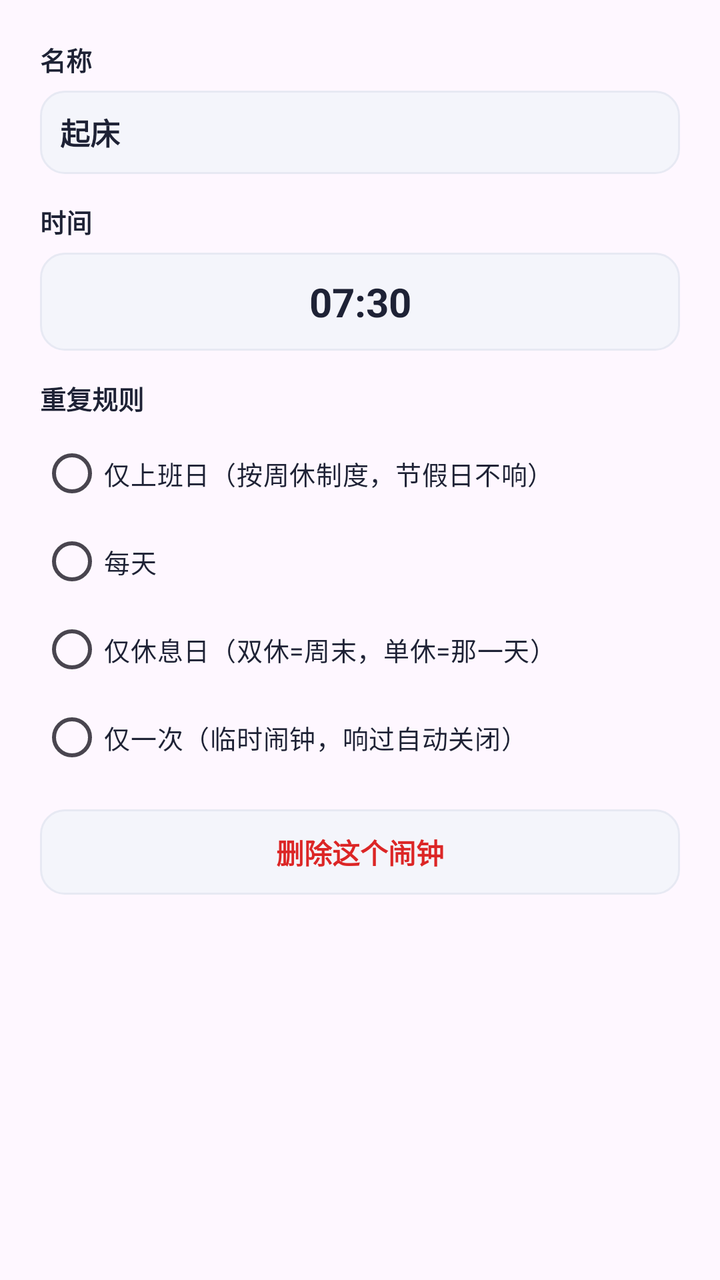
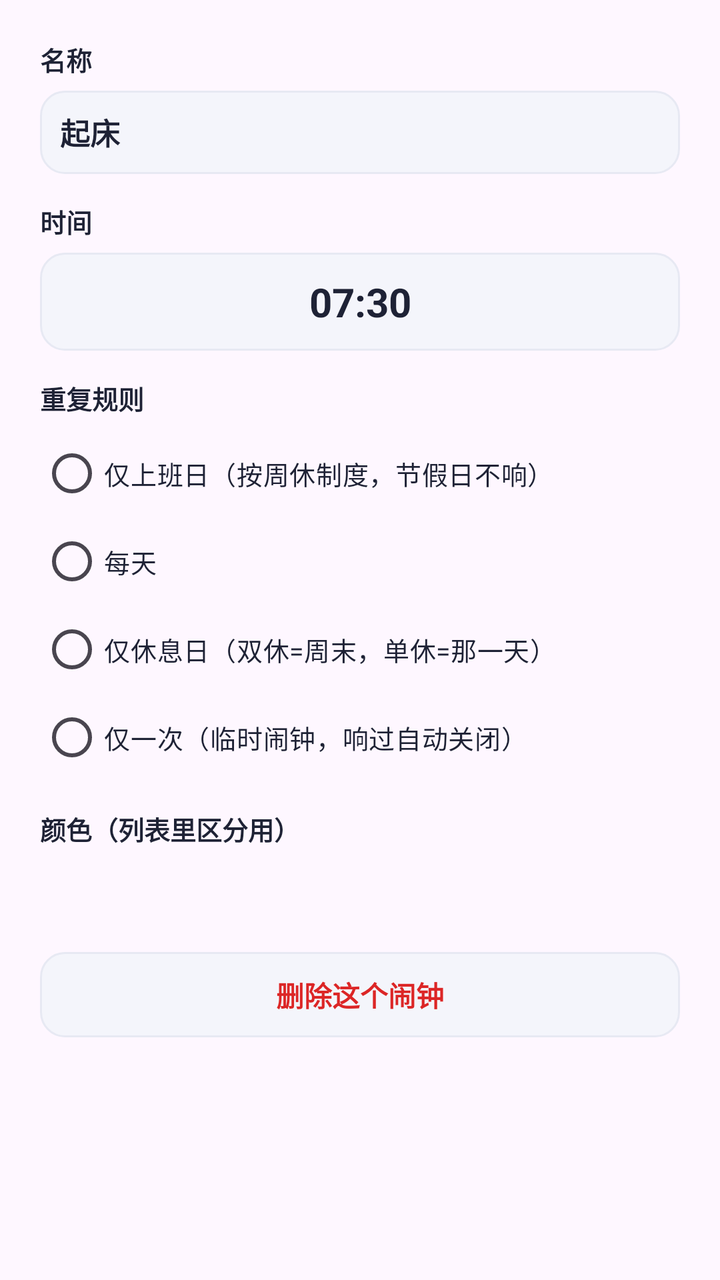

Compare the two renders of this Android layout. The source of the first and the diff that turns it into the second are given below.
<!-- AndroidManifest.xml: application theme Theme.DaxiaoWeekAlarm -->
<!-- res/layout/dialog_alarm.xml -->
<?xml version="1.0" encoding="utf-8"?>
<ScrollView xmlns:android="http://schemas.android.com/apk/res/android"
    android:layout_width="match_parent"
    android:layout_height="wrap_content"
    android:fillViewport="true">

<LinearLayout
    android:layout_width="match_parent"
    android:layout_height="wrap_content"
    android:orientation="vertical"
    android:padding="20dp">

    <TextView
        style="@style/FieldLabel"
        android:layout_width="wrap_content"
        android:layout_height="wrap_content"
        android:text="名称" />

    <EditText
        android:id="@+id/et_alarm_label"
        android:layout_width="match_parent"
        android:layout_height="wrap_content"
        android:layout_marginTop="6dp"
        android:background="@drawable/bg_time_outline"
        android:importantForAutofill="no"
        android:inputType="text"
        android:maxLength="12"
        android:maxLines="1"
        android:padding="10dp"
        android:text="起床"
        android:textColor="@color/ink"
        android:textSize="15sp"
        android:textStyle="bold" />

    <TextView
        style="@style/FieldLabel"
        android:layout_width="wrap_content"
        android:layout_height="wrap_content"
        android:layout_marginTop="14dp"
        android:text="时间" />

    <TextView
        android:id="@+id/tv_alarm_pick_time"
        android:layout_width="match_parent"
        android:layout_height="wrap_content"
        android:layout_marginTop="6dp"
        android:background="@drawable/bg_time_outline"
        android:clickable="true"
        android:focusable="true"
        android:gravity="center"
        android:padding="11dp"
        android:text="07:30"
        android:textColor="@color/ink"
        android:textSize="20sp"
        android:textStyle="bold" />

    <TextView
        style="@style/FieldLabel"
        android:layout_width="wrap_content"
        android:layout_height="wrap_content"
        android:layout_marginTop="14dp"
        android:text="重复规则" />

    <RadioGroup
        android:id="@+id/rg_alarm_mode"
        android:layout_width="match_parent"
        android:layout_height="wrap_content"
        android:layout_marginTop="6dp"
        android:orientation="vertical">

        <RadioButton
            android:id="@+id/rb_mode_workday"
            style="@style/WeekRadio"
            android:layout_width="match_parent"
            android:layout_height="wrap_content"
            android:minHeight="44dp"
            android:text="仅上班日（按周休制度，节假日不响）" />

        <RadioButton
            android:id="@+id/rb_mode_daily"
            style="@style/WeekRadio"
            android:layout_width="match_parent"
            android:layout_height="wrap_content"
            android:minHeight="44dp"
            android:text="每天" />

        <RadioButton
            android:id="@+id/rb_mode_weekend"
            style="@style/WeekRadio"
            android:layout_width="match_parent"
            android:layout_height="wrap_content"
            android:minHeight="44dp"
            android:text="仅休息日（双休=周末，单休=那一天）" />

        <RadioButton
            android:id="@+id/rb_mode_once"
            style="@style/WeekRadio"
            android:layout_width="match_parent"
            android:layout_height="wrap_content"
            android:minHeight="44dp"
            android:text="仅一次（临时闹钟，响过自动关闭）" />
    </RadioGroup>

    
    <LinearLayout
        android:id="@+id/row_once_date"
        android:layout_width="match_parent"
        android:layout_height="wrap_content"
        android:layout_marginTop="10dp"
        android:background="@drawable/bg_time_outline"
        android:clickable="true"
        android:focusable="true"
        android:orientation="vertical"
        android:padding="11dp"
        android:visibility="gone">

        <TextView
            style="@style/FieldLabel"
            android:layout_width="wrap_content"
            android:layout_height="wrap_content"
            android:text="哪一天" />

        <TextView
            android:id="@+id/tv_once_date"
            android:layout_width="match_parent"
            android:layout_height="wrap_content"
            android:layout_marginTop="3dp"
            android:textColor="@color/indigo"
            android:textSize="16sp"
            android:textStyle="bold" />
    </LinearLayout>

    <TextView
        android:id="@+id/btn_alarm_delete"
        android:layout_width="match_parent"
        android:layout_height="wrap_content"
        android:layout_marginTop="14dp"
        android:background="@drawable/bg_time_outline"
        android:clickable="true"
        android:focusable="true"
        android:gravity="center"
        android:padding="11dp"
        android:text="删除这个闹钟"
        android:textColor="@color/danger"
        android:textSize="14sp"
        android:textStyle="bold" />
</LinearLayout>

</ScrollView>
<!-- resources referenced by this layout -->
<resources>
  <color name="danger">#DC2626</color>
  <color name="indigo">#4F46E5</color>
  <color name="ink">#1E2235</color>
  <!-- drawable bg_time_outline (drawable) -->
  <?xml version="1.0" encoding="utf-8"?>
  <ripple xmlns:android="http://schemas.android.com/apk/res/android"
      android:color="#1F4F46E5">
      <item>
          <shape android:shape="rectangle">
              <solid android:color="@color/bg" />
              <corners android:radius="12dp" />
              <stroke android:width="1dp" android:color="@color/line" />
          </shape>
      </item>
  </ripple>
  <style name="FieldLabel">
          <item name="android:textColor">@color/ink</item>
          <item name="android:textSize">13sp</item>
          <item name="android:textStyle">bold</item>
      </style>
  <style name="WeekRadio">
          <item name="android:textSize">13sp</item>
          <item name="android:textColor">@color/ink</item>
          <item name="android:buttonTint">@color/indigo</item>
      </style>
  <style name="Theme.DaxiaoWeekAlarm" parent="Theme.Material3.DayNight.NoActionBar">
          <item name="colorPrimary">@color/indigo</item>
          <item name="colorPrimaryVariant">@color/indigo_dark</item>
          <item name="colorOnPrimary">@color/white</item>
          <item name="android:statusBarColor">@color/bg</item>
          <item name="android:windowLightStatusBar">true</item>
      </style>
  <color name="bg">#F4F5FB</color>
  <color name="line">#E7E9F3</color>
  <color name="indigo_dark">#4338CA</color>
  <color name="white">#FFFFFFFF</color>
</resources>

<!-- the commit's change to res/layout/dialog_alarm.xml (unified diff, before → after) -->
@@ -130,6 +130,49 @@
             android:textStyle="bold" />
     </LinearLayout>
 
+    
+    <TextView
+        style="@style/FieldLabel"
+        android:layout_width="wrap_content"
+        android:layout_height="wrap_content"
+        android:layout_marginTop="14dp"
+        android:text="颜色（列表里区分用）" />
+
+    <LinearLayout
+        android:id="@+id/row_alarm_color"
+        android:layout_width="match_parent"
+        android:layout_height="wrap_content"
+        android:layout_marginTop="8dp"
+        android:orientation="horizontal">
+
+        <View
+            android:id="@+id/alarm_color_0"
+            android:layout_width="30dp"
+            android:layout_height="30dp"
+            android:layout_marginEnd="16dp"
+            android:contentDescription="默认颜色" />
+
+        <View
+            android:id="@+id/alarm_color_1"
+            android:layout_width="30dp"
+            android:layout_height="30dp"
+            android:layout_marginEnd="16dp"
+            android:contentDescription="橙色" />
+
+        <View
+            android:id="@+id/alarm_color_2"
+            android:layout_width="30dp"
+            android:layout_height="30dp"
+            android:layout_marginEnd="16dp"
+            android:contentDescription="绿色" />
+
+        <View
+            android:id="@+id/alarm_color_3"
+            android:layout_width="30dp"
+            android:layout_height="30dp"
+            android:contentDescription="紫色" />
+    </LinearLayout>
+
     <TextView
         android:id="@+id/btn_alarm_delete"
         android:layout_width="match_parent"
